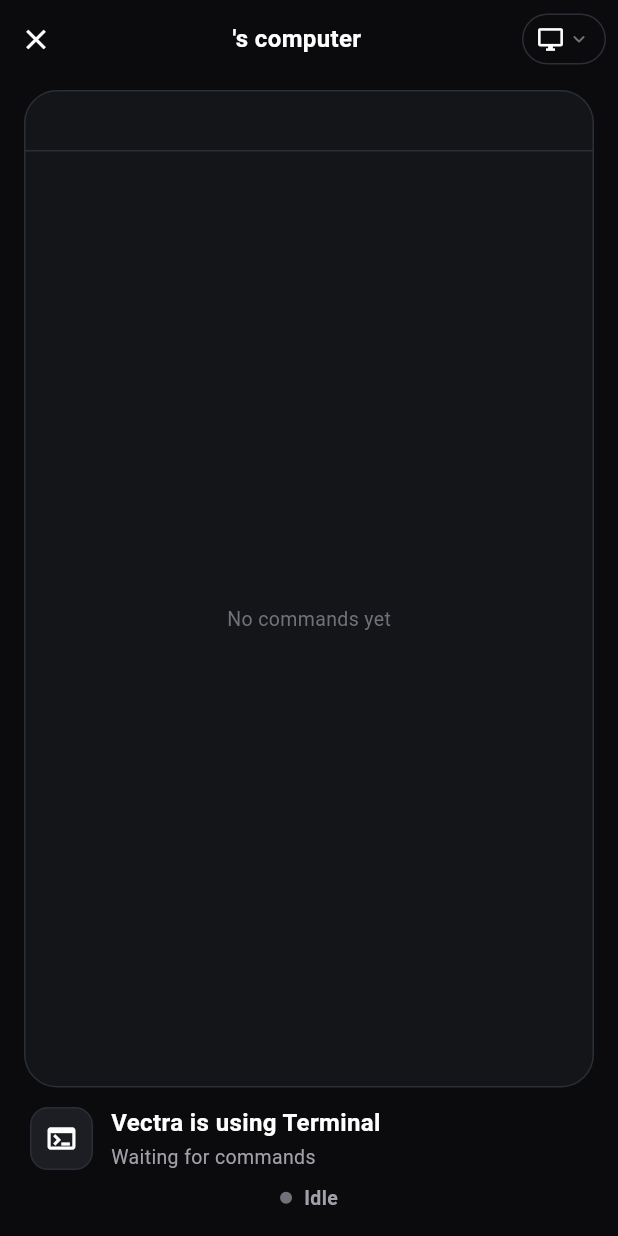
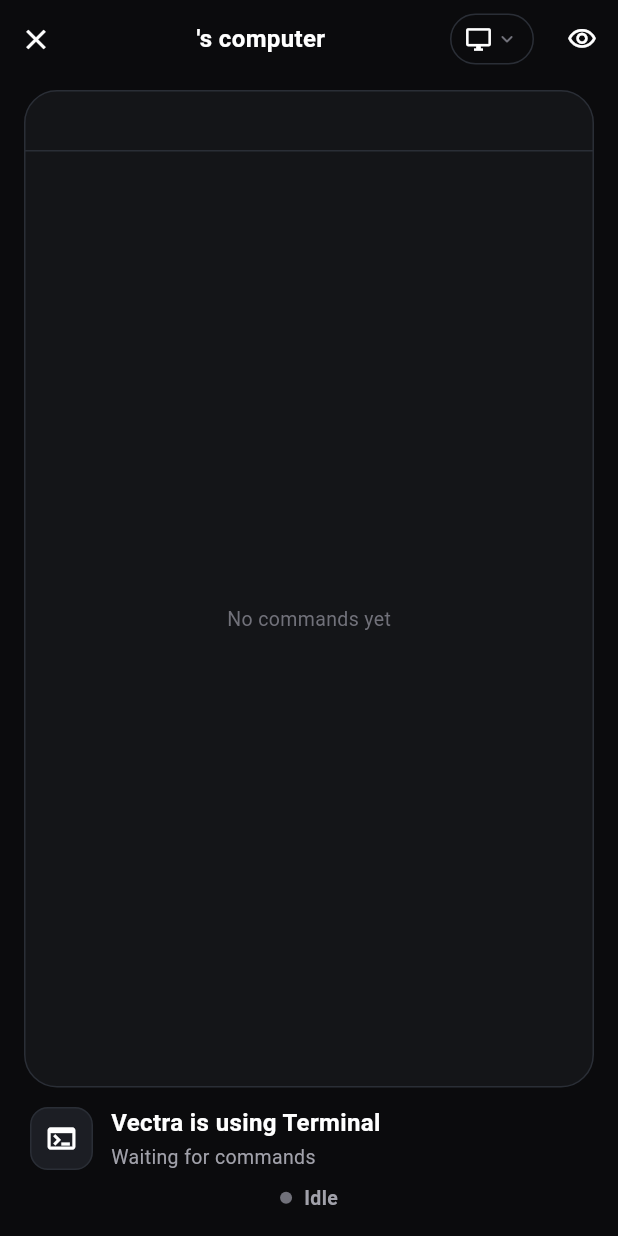
Before and after one commit to supercharge-cli/cloud-infra, a Flutter app: the ComputerPage screen opened directly with empty values, on a phone screen of 412 x 824 dp. Run offline on Flutter 3.47's test engine with Material 3 defaults, Android fonts, the phone set to English and light mode, and no system bars; our stand-ins replace app_links, audioplayers, file_picker, flutter_highlight, flutter_local_notifications, flutter_markdown_plus and 7 more; missing offline and left inert: flutter_foreground_task, gal, pdfrx, razorpay_flutter; accounts and stored records are empty; network calls fail.

Commit message:
fix(browser): make live watch the primary view

```diff
--- a/apps/mobile/lib/screens/chat.dart
+++ b/apps/mobile/lib/screens/chat.dart
@@ -2264,7 +2264,9 @@ class _ChatScreenState extends State<ChatScreen> with WidgetsBindingObserver {
                 if (tab == 'browser') _syncBrowserStream();
               },
               onRunCommand: _runComputerCommand,
-              onBrowserHandoff: _isSupercharge ? _openBrowserHandoff : null,
+              onManualBrowserControl: _isSupercharge
+                  ? _openBrowserHandoff
+                  : null,
             ),
             transitionsBuilder: (ctx, anim, sec, child) {
               return FadeTransition(opacity: anim, child: child);
--- a/apps/mobile/lib/widgets/computer_pane.dart
+++ b/apps/mobile/lib/widgets/computer_pane.dart
@@ -69,7 +69,7 @@ class ComputerPage extends StatefulWidget {
     required this.onClose,
     required this.onSelectTab,
     this.onRunCommand,
-    this.onBrowserHandoff,
+    this.onManualBrowserControl,
   });
 
   final ComputerState state;
@@ -77,7 +77,7 @@ class ComputerPage extends StatefulWidget {
   final VoidCallback onClose;
   final ValueChanged<String> onSelectTab;
   final Future<void> Function(String command)? onRunCommand;
-  final Future<void> Function()? onBrowserHandoff;
+  final Future<void> Function()? onManualBrowserControl;
 
   @override
   State<ComputerPage> createState() => _ComputerPageState();
@@ -199,12 +199,15 @@ class _ComputerPageState extends State<ComputerPage> {
                             ),
                           ),
                         ),
-                        if (widget.onBrowserHandoff != null)
-                          IconButton(
-                            tooltip: 'Watch the AI browser',
-                            onPressed: () => widget.onBrowserHandoff?.call(),
-                            icon: const Icon(Icons.ads_click, size: 20),
+                        IconButton(
+                          tooltip: 'Watch the AI browser',
+                          onPressed: () => widget.onSelectTab('browser'),
+                          icon: Icon(
+                            Icons.visibility_outlined,
+                            size: 20,
+                            color: state.isBrowser ? Vc.greenSoft : null,
                           ),
+                        ),
                       ],
                     ),
                   ),
@@ -290,13 +293,34 @@ class _ComputerPageState extends State<ComputerPage> {
                         ],
                       ),
                     )
-                  else if (state.isBrowser && widget.onBrowserHandoff != null)
+                  else if (state.isBrowser)
                     Padding(
                       padding: const EdgeInsets.fromLTRB(16, 0, 16, 8),
-                      child: FilledButton.icon(
-                        onPressed: () => widget.onBrowserHandoff?.call(),
-                        icon: const Icon(Icons.ads_click, size: 18),
-                        label: const Text('Watch AI browser'),
+                      child: Row(
+                        children: [
+                          Expanded(
+                            child: OutlinedButton.icon(
+                              onPressed: null,
+                              icon: const Icon(Icons.visibility, size: 18),
+                              label: Text(
+                                state.live
+                                    ? 'Watching AI browser live'
+                                    : state.livePaused
+                                    ? 'Live view paused'
+                                    : 'Waiting for AI browser',
+                              ),
+                            ),
+                          ),
+                          if (widget.onManualBrowserControl != null) ...[
+                            const SizedBox(width: 8),
+                            FilledButton.icon(
+                              onPressed: () =>
+                                  widget.onManualBrowserControl?.call(),
+                              icon: const Icon(Icons.ads_click, size: 18),
+                              label: const Text('Manual control'),
+                            ),
+                          ],
+                        ],
                       ),
                     ),
                   Padding(
@@ -324,7 +348,9 @@ class _ComputerPageState extends State<ComputerPage> {
                             crossAxisAlignment: CrossAxisAlignment.start,
                             children: [
                               Text(
-                                state.usingLabel,
+                                state.isBrowser
+                                    ? 'Watching AI browser'
+                                    : state.usingLabel,
                                 style: const TextStyle(
                                   fontSize: 16,
                                   fontWeight: FontWeight.w700,
@@ -332,7 +358,11 @@ class _ComputerPageState extends State<ComputerPage> {
                               ),
                               const SizedBox(height: 2),
                               Text(
-                                state.usingDetail,
+                                state.isBrowser && state.live
+                                    ? state.browserUrl ??
+                                          state.browserLabel ??
+                                          'Live E2B browser'
+                                    : state.usingDetail,
                                 maxLines: 1,
                                 overflow: TextOverflow.ellipsis,
                                 style: const TextStyle(
```
Also changed, not shown: 1 other file.
